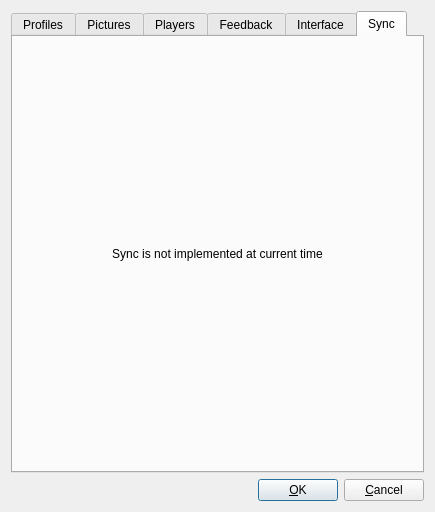
First picture: the form in OptionsDialog.ui, repository SyDevTeam/gta5view, before the edit.
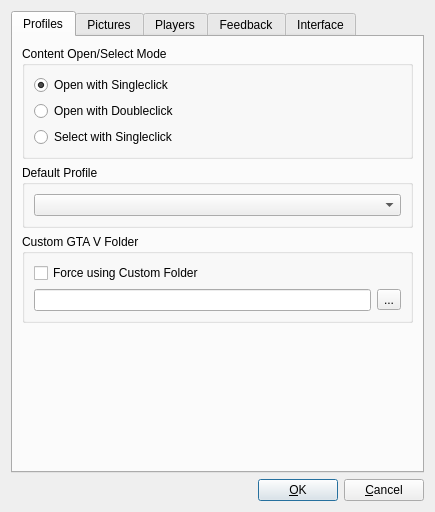
Second picture: the form after the edit. The open tabs and pages were chosen to show the change.

Commit message: SnapmaticPicture now stay alone, gta5sync references reduced

What changed in the file:
```diff
--- a/OptionsDialog.ui
+++ b/OptionsDialog.ui
@@ -683,26 +683,6 @@
        </item>
       </layout>
      </widget>
-     <widget class="QWidget" name="tabSync">
-      <attribute name="title">
-       <string>Sync</string>
-      </attribute>
-      <layout class="QVBoxLayout" name="vlSync">
-       <item>
-        <widget class="QLabel" name="labSync">
-         <property name="text">
-          <string>Sync is not implemented at current time</string>
-         </property>
-         <property name="alignment">
-          <set>Qt::AlignCenter</set>
-         </property>
-         <property name="wordWrap">
-          <bool>true</bool>
-         </property>
-        </widget>
-       </item>
-      </layout>
-     </widget>
     </widget>
    </item>
    <item>
```
Left out of the diff: 2 changed lines with no effect on the pictures. The commit also changes 96 other files.
